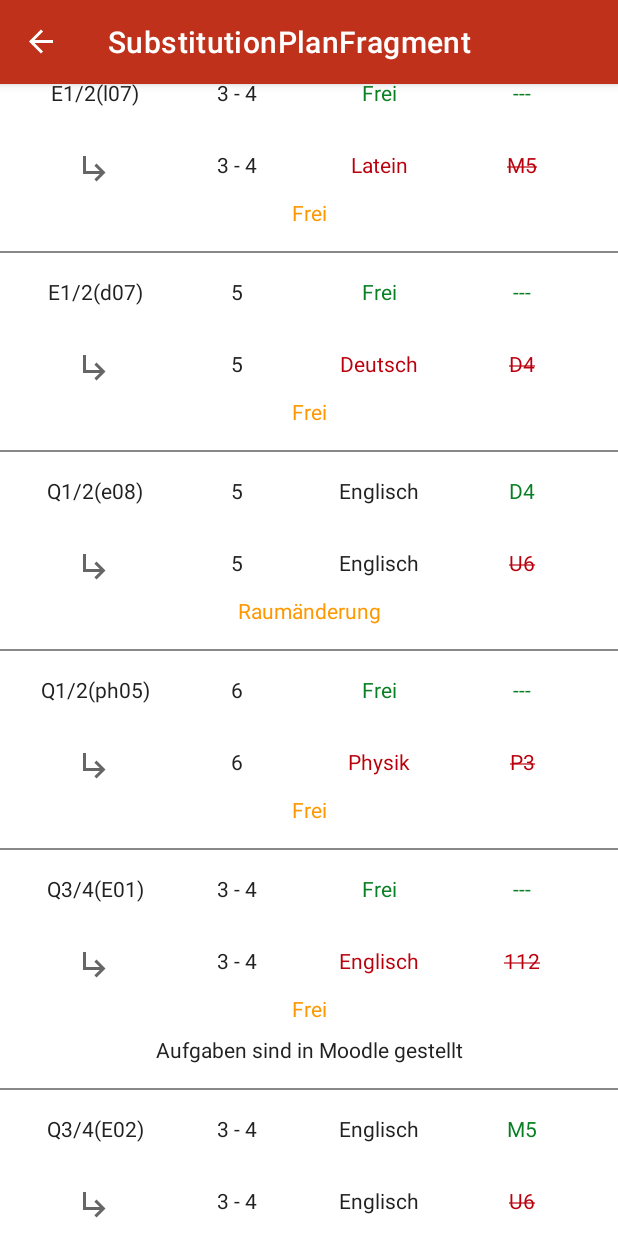
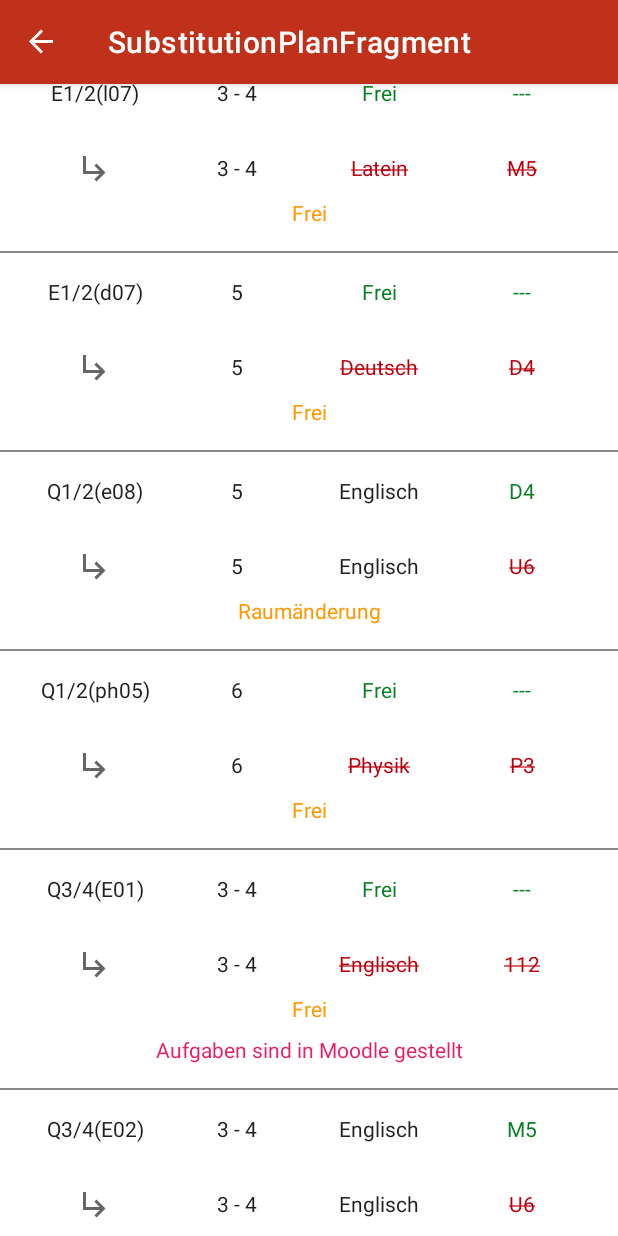
Before and after one commit to C0rr4do/ETS, an Android app: the SubstitutionPlanFragment screen opened through its navigation route, scrolled down 1666 dp, on a phone screen of 412 x 824 dp. Run offline under Robolectric (Android 15) with nearby library versions, the phone set to English and light mode, and no system bars; our stand-ins replace data binding, navigation-ui; plain views replace ExpansionHeader, ExpansionLayout.

Commit message:
moved substitutionItem binding into layout file & added special color for infoText textview

```diff
--- a/etsapp/app/src/main/java/com/ets/app/model/Substitution.kt
+++ b/etsapp/app/src/main/java/com/ets/app/model/Substitution.kt
@@ -3,25 +3,11 @@ package com.ets.app.model
 class Substitution(
     val id: Int,
     val courses: Array<Course>,
-    val lessons: List<Int>,
+    val lessons: Array<Int>,
     val subject: Subject,
     val roomID: String,
     val subSubject: Subject,
     val subRoomID: String,
     val type: SubstitutionType,
     val infoText: String
-) {
-    fun lessonsString(): String {
-        return when {
-            lessons.isEmpty() -> {
-                ""
-            }
-            lessons.size == 1 -> {
-                lessons.first().toString()
-            }
-            else -> {
-                "${lessons.first()} - ${lessons.last()}"
-            }
-        }
-    }
-}
+)
--- a/etsapp/app/src/main/java/com/ets/app/ui/fragments/substitutionplan/SubstitutionAdapter.kt
+++ b/etsapp/app/src/main/java/com/ets/app/ui/fragments/substitutionplan/SubstitutionAdapter.kt
@@ -34,76 +34,7 @@ class SubstitutionAdapter : ListAdapter<Substitution, ViewHolder>(SleepNightDiff
 class ViewHolder private constructor(private val binding: SubstitutionItemBinding) :
     RecyclerView.ViewHolder(binding.root) {
     fun bind(item: Substitution) {
-        val courseString = item.courses.joinToString()
-        // Course
-        binding.textViewCourse.text = courseString
-
-        // SubLessons
-        binding.textViewSubLessons.text = item.lessonsString()
-
-        // Subject
-        binding.textViewSubject.text = item.subject.friendlyName
-
-        // Lessons
-        binding.textViewLessons.text = item.lessonsString()
-
-        // RoomID
-        binding.textViewRoomID.text = item.roomID
-
-        // SubSubject
-        binding.textViewSubSubject.text = item.subSubject.friendlyName
-        if (item.subSubject == item.subject) {
-            val value = TypedValue()
-            binding.root.context.theme.resolveAttribute(android.R.attr.textColor, value, true)
-            binding.textViewSubject.setTextColor(value.data)
-        } else {
-            binding.textViewSubject.setTextColor(
-                ContextCompat.getColor(
-                    binding.root.context,
-                    R.color.incorrect
-                )
-            )
-            binding.textViewSubSubject.setTextColor(
-                ContextCompat.getColor(
-                    binding.root.context,
-                    R.color.correct
-                )
-            )
-        }
-
-        // SubRoomID
-        binding.textViewSubRoomID.text = item.subRoomID
-        if (item.subRoomID == item.roomID) {
-            val value = TypedValue()
-            binding.root.context.theme.resolveAttribute(android.R.attr.textColor, value, true)
-            binding.textViewRoomID.setTextColor(value.data)
-            binding.textViewRoomID.paintFlags = binding.textViewRoomID.paintFlags
-        } else {
-            binding.textViewRoomID.setTextColor(
-                ContextCompat.getColor(
-                    binding.root.context,
-                    R.color.incorrect
-                )
-            )
-            binding.textViewRoomID.paintFlags = binding.textViewRoomID.paintFlags or Paint.STRIKE_THRU_TEXT_FLAG
-            binding.textViewSubRoomID.setTextColor(
-                ContextCompat.getColor(
-                    binding.root.context,
-                    R.color.correct
-                )
-            )
-        }
-
-        // Type
-        binding.textViewType.text = item.type.description
-
-        // InfoText
-        if (item.infoText.isEmpty()) {
-            binding.textViewInfoText.visibility = View.GONE
-        } else {
-            binding.textViewInfoText.visibility = View.VISIBLE
-            binding.textViewInfoText.text = item.infoText
-        }
+        binding.substitution = item
 
         binding.executePendingBindings()
     }
--- a/etsapp/app/src/main/java/com/ets/app/ui/fragments/substitutionplan/SubstitutionPlanFragment.kt
+++ b/etsapp/app/src/main/java/com/ets/app/ui/fragments/substitutionplan/SubstitutionPlanFragment.kt
@@ -52,25 +52,25 @@ class SubstitutionPlanFragment : Fragment() {
                 "Der Nachmittagsunterricht findet planmäßig statt"
         val blockedRooms = listOf("007", "U6")
         val substitutions = listOf(
-            Substitution(0, arrayOf(Course("051a", null, "5a")), listOf(2), Subject.ENGLISH, "112", Subject.GEOGRAPHY, "112", SubstitutionType.SUBSTITUTION, ""),
-            Substitution(1, arrayOf(Course("061a", null, "6a")), listOf(1,2), Subject.PHYSICS, "P1", Subject.PHYSICS, "205", SubstitutionType.SUBSTITUTION, ""),
-            Substitution(2, arrayOf(Course("061b", null, "6b")), listOf(1), Subject.GERMAN, "212", Subject.GERMAN, "212", SubstitutionType.DESPITE_ABSENCE, ""),
-            Substitution(3, arrayOf(Course("061b", null, "6b")), listOf(2), Subject.GERMAN, "212", Subject.GERMAN, "212", SubstitutionType.SUBSTITUTION, ""),
-            Substitution(4, arrayOf(Course("061e", null, "6e")), listOf(1), Subject.GERMAN, "106", Subject.GERMAN, "106", SubstitutionType.SUBSTITUTION, ""),
+            Substitution(0, arrayOf(Course("051a", null, "5a")), arrayOf(2), Subject.ENGLISH, "112", Subject.GEOGRAPHY, "112", SubstitutionType.SUBSTITUTION, ""),
+            Substitution(1, arrayOf(Course("061a", null, "6a")), arrayOf(1,2), Subject.PHYSICS, "P1", Subject.PHYSICS, "205", SubstitutionType.SUBSTITUTION, ""),
+            Substitution(2, arrayOf(Course("061b", null, "6b")), arrayOf(1), Subject.GERMAN, "212", Subject.GERMAN, "212", SubstitutionType.DESPITE_ABSENCE, ""),
+            Substitution(3, arrayOf(Course("061b", null, "6b")), arrayOf(2), Subject.GERMAN, "212", Subject.GERMAN, "212", SubstitutionType.SUBSTITUTION, ""),
+            Substitution(4, arrayOf(Course("061e", null, "6e")), arrayOf(1), Subject.GERMAN, "106", Subject.GERMAN, "106", SubstitutionType.SUBSTITUTION, ""),
             Substitution(5, arrayOf(Course("071d", null, "7d"),
-                                        Course("071c", null, "7c")), listOf(2), Subject.FRENCH, "205", Subject.FRENCH, "208", SubstitutionType.ROOM_CHANGE, ""),
-            Substitution(6, arrayOf(Course("091c", null, "9c")), listOf(1,2), Subject.HISTORY, "007", Subject.HISTORY, "U6", SubstitutionType.ROOM_CHANGE, ""),
-            Substitution(7, arrayOf(Course("091c", null, "9c")), listOf(3,4), Subject.MATHEMATICS, "007", Subject.MATHEMATICS, "U6", SubstitutionType.ROOM_CHANGE, ""),
-            Substitution(8, arrayOf(Course("091c", null, "9c")), listOf(5,6), Subject.POLITICS_ECONOMY, "007", Subject.POLITICS_ECONOMY, "202", SubstitutionType.ROOM_CHANGE, ""),
-            Substitution(9, arrayOf(Course("101b", null, "10b")), listOf(2), Subject.LATIN, "U3", Subject.LATIN, "U3", SubstitutionType.SUBSTITUTION, ""),
-            Substitution(10, arrayOf(Course("E1/2", "m07", "E1/2(m07)")), listOf(1,2), Subject.MATHEMATICS, "K2", Subject.MATHEMATICS, "K2", SubstitutionType.CLASS_CHANGED, ""),
-            Substitution(11, arrayOf(Course("E1/2", "m08", "E1/2(m08)")), listOf(1,2), Subject.MATHEMATICS, "U6", Subject.MATHEMATICS, "E7", SubstitutionType.ROOM_CHANGE, ""),
-            Substitution(12, arrayOf(Course("E1/2", "l07", "E1/2(l07)")), listOf(3,4), Subject.LATIN, "M5", Subject.NONE, "---", SubstitutionType.CANCELED, ""),
-            Substitution(13, arrayOf(Course("E1/2", "d07", "E1/2(d07)")), listOf(5), Subject.GERMAN, "D4", Subject.NONE, "---", SubstitutionType.CANCELED, ""),
-            Substitution(14, arrayOf(Course("Q1/2", "e08", "Q1/2(e08)")), listOf(5), Subject.ENGLISH, "U6", Subject.ENGLISH, "D4", SubstitutionType.ROOM_CHANGE, ""),
-            Substitution(15, arrayOf(Course("Q1/2", "ph05", "Q1/2(ph05)")), listOf(6), Subject.PHYSICS, "P3", Subject.NONE, "---", SubstitutionType.CANCELED, ""),
-            Substitution(16, arrayOf(Course("Q3/4", "E01", "Q3/4(E01)")), listOf(3,4), Subject.ENGLISH, "112", Subject.NONE, "---", SubstitutionType.CANCELED, "Aufgaben sind in Moodle gestellt"),
-            Substitution(17, arrayOf(Course("Q3/4", "E01", "Q3/4(E02)")), listOf(3,4), Subject.ENGLISH, "U6", Subject.ENGLISH, "M5", SubstitutionType.ROOM_CHANGE, ""),
+                                        Course("071c", null, "7c")), arrayOf(2), Subject.FRENCH, "205", Subject.FRENCH, "208", SubstitutionType.ROOM_CHANGE, ""),
+            Substitution(6, arrayOf(Course("091c", null, "9c")), arrayOf(1,2), Subject.HISTORY, "007", Subject.HISTORY, "U6", SubstitutionType.ROOM_CHANGE, ""),
+            Substitution(7, arrayOf(Course("091c", null, "9c")), arrayOf(3,4), Subject.MATHEMATICS, "007", Subject.MATHEMATICS, "U6", SubstitutionType.ROOM_CHANGE, ""),
+            Substitution(8, arrayOf(Course("091c", null, "9c")), arrayOf(5,6), Subject.POLITICS_ECONOMY, "007", Subject.POLITICS_ECONOMY, "202", SubstitutionType.ROOM_CHANGE, ""),
+            Substitution(9, arrayOf(Course("101b", null, "10b")), arrayOf(2), Subject.LATIN, "U3", Subject.LATIN, "U3", SubstitutionType.SUBSTITUTION, ""),
+            Substitution(10, arrayOf(Course("E1/2", "m07", "E1/2(m07)")), arrayOf(1,2), Subject.MATHEMATICS, "K2", Subject.MATHEMATICS, "K2", SubstitutionType.CLASS_CHANGED, ""),
+            Substitution(11, arrayOf(Course("E1/2", "m08", "E1/2(m08)")), arrayOf(1,2), Subject.MATHEMATICS, "U6", Subject.MATHEMATICS, "E7", SubstitutionType.ROOM_CHANGE, ""),
+            Substitution(12, arrayOf(Course("E1/2", "l07", "E1/2(l07)")), arrayOf(3,4), Subject.LATIN, "M5", Subject.NONE, "---", SubstitutionType.CANCELED, ""),
+            Substitution(13, arrayOf(Course("E1/2", "d07", "E1/2(d07)")), arrayOf(5), Subject.GERMAN, "D4", Subject.NONE, "---", SubstitutionType.CANCELED, ""),
+            Substitution(14, arrayOf(Course("Q1/2", "e08", "Q1/2(e08)")), arrayOf(5), Subject.ENGLISH, "U6", Subject.ENGLISH, "D4", SubstitutionType.ROOM_CHANGE, ""),
+            Substitution(15, arrayOf(Course("Q1/2", "ph05", "Q1/2(ph05)")), arrayOf(6), Subject.PHYSICS, "P3", Subject.NONE, "---", SubstitutionType.CANCELED, ""),
+            Substitution(16, arrayOf(Course("Q3/4", "E01", "Q3/4(E01)")), arrayOf(3,4), Subject.ENGLISH, "112", Subject.NONE, "---", SubstitutionType.CANCELED, "Aufgaben sind in Moodle gestellt"),
+            Substitution(17, arrayOf(Course("Q3/4", "E01", "Q3/4(E02)")), arrayOf(3,4), Subject.ENGLISH, "U6", Subject.ENGLISH, "M5", SubstitutionType.ROOM_CHANGE, ""),
         )
         val sp = SubstitutionPlan(downloadTime, uploadTime, date, infoText, blockedRooms,substitutions)
         viewModel.setSubstitutionPlan(sp)
--- a/etsapp/app/src/main/java/com/ets/app/utils/BindingUtil.kt
+++ b/etsapp/app/src/main/java/com/ets/app/utils/BindingUtil.kt
@@ -1,22 +1,23 @@
 package com.ets.app.utils
 
+import android.graphics.Paint
+import android.util.TypedValue
 import android.widget.TextView
+import androidx.core.content.ContextCompat
 import androidx.databinding.BindingAdapter
+import com.ets.app.R
 import com.ets.app.model.Course
 import com.ets.app.model.Subject
 import com.ets.app.model.SubstitutionType
 
-/*
-@BindingAdapter("course")
-fun TextView.setCourse(course: Course) {
-    text = course.friendlyName
+
+@BindingAdapter("courses")
+fun TextView.setCourses(courses: Array<Course>) {
+    text = courses.joinToString()
 }
-@BindingAdapter("subject")
-fun TextView.setSubject(subject: Subject) {
-    text = subject.friendlyName
-}
+
 @BindingAdapter("lessons")
-fun TextView.setCourse(lessons: List<Int>) {
+fun TextView.setLessons(lessons: Array<Int>) {
     text = when {
         lessons.isEmpty() -> {
             ""
@@ -29,8 +30,33 @@ fun TextView.setCourse(lessons: List<Int>) {
         }
     }
 }
+
+@BindingAdapter("subject")
+fun TextView.setSubject(subject: Subject) {
+    text = subject.friendlyName
+}
+
 @BindingAdapter("type")
 fun TextView.setType(type: SubstitutionType) {
     text = type.description
 }
-*/
+
+@BindingAdapter("correct")
+fun TextView.setCorrect(value: Correctness) {
+    when (value) {
+        Correctness.CORRECT -> {
+            setTextColor(ContextCompat.getColor(context, R.color.correct))
+            paintFlags = paintFlags
+        }
+        Correctness.INCORRECT -> {
+            setTextColor(ContextCompat.getColor(context, R.color.incorrect))
+            paintFlags = paintFlags or Paint.STRIKE_THRU_TEXT_FLAG
+        }
+        Correctness.NONE -> {
+            val themeTextColor = TypedValue()
+            context.theme.resolveAttribute(android.R.attr.textColor, themeTextColor, true)
+            setTextColor(themeTextColor.data)
+            paintFlags = paintFlags
+        }
+    }
+}
--- /dev/null
+++ b/etsapp/app/src/main/java/com/ets/app/utils/Correctness.kt
@@ -0,0 +1,7 @@
+package com.ets.app.utils
+
+enum class Correctness {
+    CORRECT,
+    INCORRECT,
+    NONE,
+}
--- a/etsapp/app/src/main/java/com/ets/app/utils/TextViewUtil.kt
+++ /dev/null
@@ -1,7 +0,0 @@
-package com.ets.app.utils
-
-import android.widget.TextView
-
-fun TextView.setStrikeThruText(value: Boolean) {
-
-}
--- a/etsapp/app/src/main/res/layout/substitution_item.xml
+++ b/etsapp/app/src/main/res/layout/substitution_item.xml
@@ -3,7 +3,15 @@
     xmlns:app="http://schemas.android.com/apk/res-auto"
     xmlns:tools="http://schemas.android.com/tools">
 
-    <data />
+    <data>
+
+        <import type="android.view.View" />
+        <import type="com.ets.app.utils.Correctness" />
+
+        <variable
+            name="substitution"
+            type="com.ets.app.model.Substitution" />
+    </data>
 
     <com.google.android.material.circularreveal.CircularRevealLinearLayout
         android:layout_width="match_parent"
@@ -31,6 +39,7 @@
 
                     <com.google.android.material.textview.MaterialTextView
                         android:id="@+id/textViewCourse"
+                        courses="@{substitution.courses}"
                         android:layout_width="0dp"
                         android:layout_height="wrap_content"
                         android:layout_weight="0.25"
@@ -41,6 +50,7 @@
 
                     <com.google.android.material.textview.MaterialTextView
                         android:id="@+id/textViewSubLessons"
+                        lessons="@{substitution.lessons}"
                         android:layout_width="0dp"
                         android:layout_height="wrap_content"
                         android:layout_gravity="center_vertical"
@@ -52,11 +62,13 @@
 
                     <com.google.android.material.textview.MaterialTextView
                         android:id="@+id/textViewSubSubject"
+                        subject="@{substitution.subSubject}"
                         android:layout_width="0dp"
                         android:layout_height="wrap_content"
                         android:layout_gravity="center_vertical"
                         android:layout_weight="0.25"
                         android:gravity="center"
+                        correct="@{substitution.subject == substitution.subSubject ? Correctness.NONE : Correctness.CORRECT}"
                         android:singleLine="true"
                         android:textSize="@dimen/default_text_size"
                         tools:text="Mathematik" />
@@ -67,8 +79,10 @@
                         android:layout_height="wrap_content"
                         android:layout_gravity="center_vertical"
                         android:layout_weight="0.25"
+                        correct="@{substitution.roomID == substitution.subRoomID ? Correctness.NONE : Correctness.CORRECT}"
                         android:gravity="center"
                         android:singleLine="true"
+                        android:text="@{substitution.subRoomID}"
                         android:textSize="@dimen/default_text_size"
                         tools:text="M5" />
                 </com.google.android.material.circularreveal.CircularRevealLinearLayout>
@@ -78,8 +92,7 @@
             <com.github.florent37.expansionpanel.ExpansionLayout
                 android:id="@+id/expansionLayout"
                 android:layout_width="match_parent"
-                android:layout_height="wrap_content"
-                app:expansion_expanded="false">
+                android:layout_height="wrap_content">
                 <!-- TODO to remove above : app:expansion_expanded="false/true"-->
 
                 <!-- CONTENT -->
@@ -104,8 +117,10 @@
 
                         <com.google.android.material.textview.MaterialTextView
                             android:id="@+id/textViewLessons"
+                            lessons="@{substitution.lessons}"
                             android:layout_width="0dp"
                             android:layout_height="wrap_content"
+                            android:layout_gravity="center_vertical"
                             android:layout_weight="0.25"
                             android:gravity="center"
                             android:singleLine="true"
@@ -115,10 +130,13 @@
 
                         <com.google.android.material.textview.MaterialTextView
                             android:id="@+id/textViewSubject"
+                            subject="@{substitution.subject}"
                             android:layout_width="0dp"
                             android:layout_height="wrap_content"
+                            android:layout_gravity="center_vertical"
                             android:layout_weight="0.25"
                             android:gravity="center"
+                            correct="@{substitution.subject == substitution.subSubject ? Correctness.NONE : Correctness.INCORRECT}"
                             android:singleLine="true"
                             android:textSize="@dimen/default_text_size"
                             tools:layout_editor_absoluteX="8dp"
@@ -128,9 +146,12 @@
                             android:id="@+id/textViewRoomID"
                             android:layout_width="0dp"
                             android:layout_height="wrap_content"
+                            android:layout_gravity="center_vertical"
                             android:layout_weight="0.25"
                             android:gravity="center"
+                            correct="@{substitution.roomID == substitution.subRoomID ? Correctness.NONE : Correctness.INCORRECT}"
                             android:singleLine="true"
+                            android:text="@{substitution.roomID}"
                             android:textSize="@dimen/default_text_size"
                             tools:layout_editor_absoluteX="8dp"
                             tools:text="M5" />
@@ -140,9 +161,11 @@
                         android:id="@+id/textViewType"
                         android:layout_width="match_parent"
                         android:layout_height="wrap_content"
+                        android:layout_gravity="center_vertical"
                         android:layout_marginTop="@dimen/half_default_padding"
                         android:gravity="center"
                         android:singleLine="true"
+                        android:text="@{substitution.type.description}"
                         android:textColor="@color/warning"
                         android:textSize="@dimen/default_text_size"
                         tools:text="Vertretung" />
@@ -151,8 +174,12 @@
                         android:id="@+id/textViewInfoText"
                         android:layout_width="match_parent"
                         android:layout_height="wrap_content"
+                        android:layout_gravity="center_vertical"
                         android:layout_marginTop="@dimen/half_default_padding"
                         android:gravity="center"
+                        android:textColor="@color/special"
+                        android:text="@{substitution.infoText}"
+                        android:visibility="@{substitution.infoText.isEmpty() ? View.GONE : View.VISIBLE}"
                         tools:text="no info" />
                 </com.google.android.material.circularreveal.CircularRevealLinearLayout>
 
--- a/etsapp/app/src/main/res/values-night/colors.xml
+++ b/etsapp/app/src/main/res/values-night/colors.xml
@@ -3,6 +3,7 @@
     <color name="correct">@color/green_500_light</color>
     <color name="incorrect">@color/red_500_light</color>
     <color name="warning">@color/orange_500_light</color>
+    <color name="special">@color/pink_500_light</color>
 
     <color name="list_divider">@color/grey_500.5</color>
 </resources>
--- a/etsapp/app/src/main/res/values/colors.xml
+++ b/etsapp/app/src/main/res/values/colors.xml
@@ -18,10 +18,13 @@
     <color name="green_500_dark">#FF087F23</color>
     <color name="orange_500">#FFFF9800</color>
     <color name="orange_500_light">#FFFFC947</color>
+    <color name="pink_500">#FFE91E63</color>
+    <color name="pink_500_light">#FFFF6090</color>
 
     <color name="correct">@color/green_500_dark</color>
     <color name="incorrect">@color/red_500_dark</color>
     <color name="warning">@color/orange_500</color>
+    <color name="special">@color/pink_500</color>
     <color name="text_default">@color/grey_900</color>
 
     <color name="list_divider">@color/grey_900.5</color>
```
